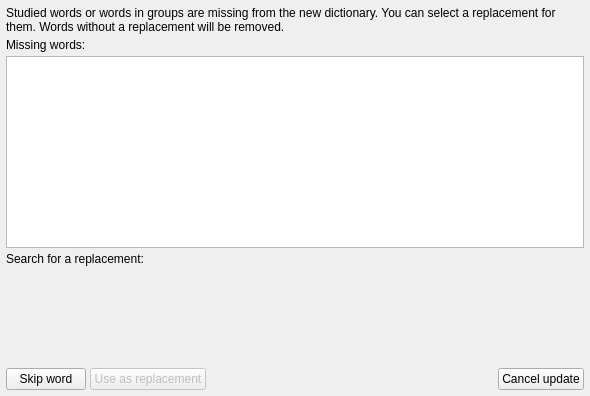
First picture: the form in importreplaceform.ui, repository z1dev/zkanji, before the edit.
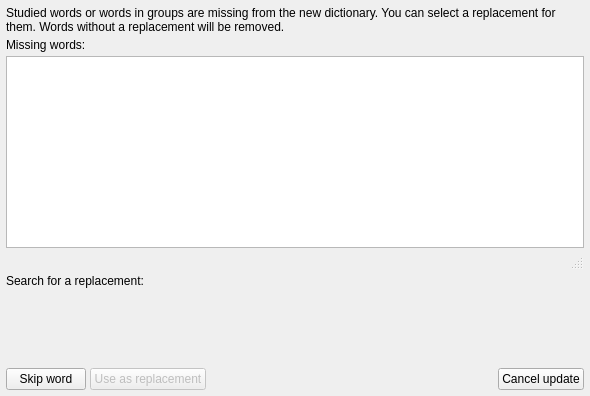
Second picture: the form after the edit. Custom widgets are drawn as their Qt base class.

What changed in the file:
```diff
--- a/importreplaceform.ui
+++ b/importreplaceform.ui
@@ -66,8 +66,7 @@
          <widget class="ZDictionaryListView" name="missingTable"/>
         </item>
         <item>
-         <widget class="ZStatusBar" name="status" native="true">
-         </widget>
+         <widget class="ZStatusBar" name="status"/>
         </item>
        </layout>
       </item>
@@ -147,7 +146,7 @@
  <customwidgets>
   <customwidget>
    <class>ZStatusBar</class>
-   <extends>QWidget</extends>
+   <extends>QStatusBar</extends>
    <header>zstatusbar.h</header>
    <container>1</container>
   </customwidget>
```
Left out of the diff: 2 changed lines with no effect on the pictures.
